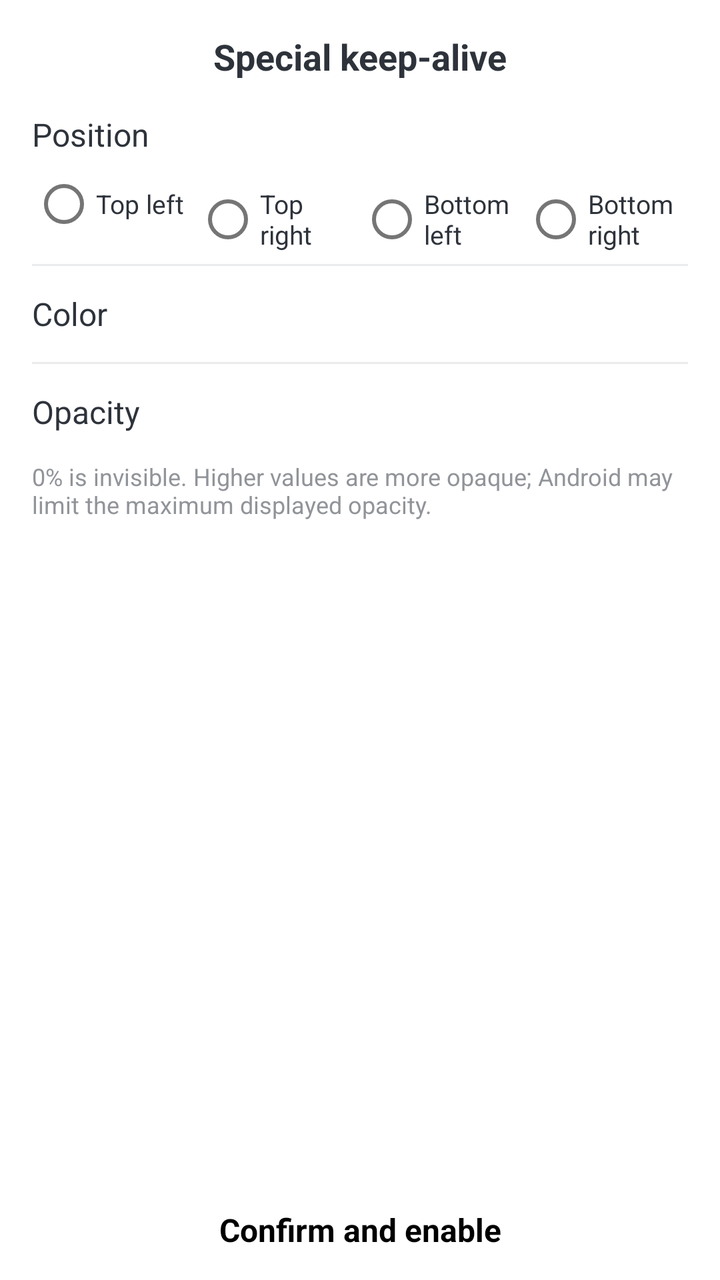
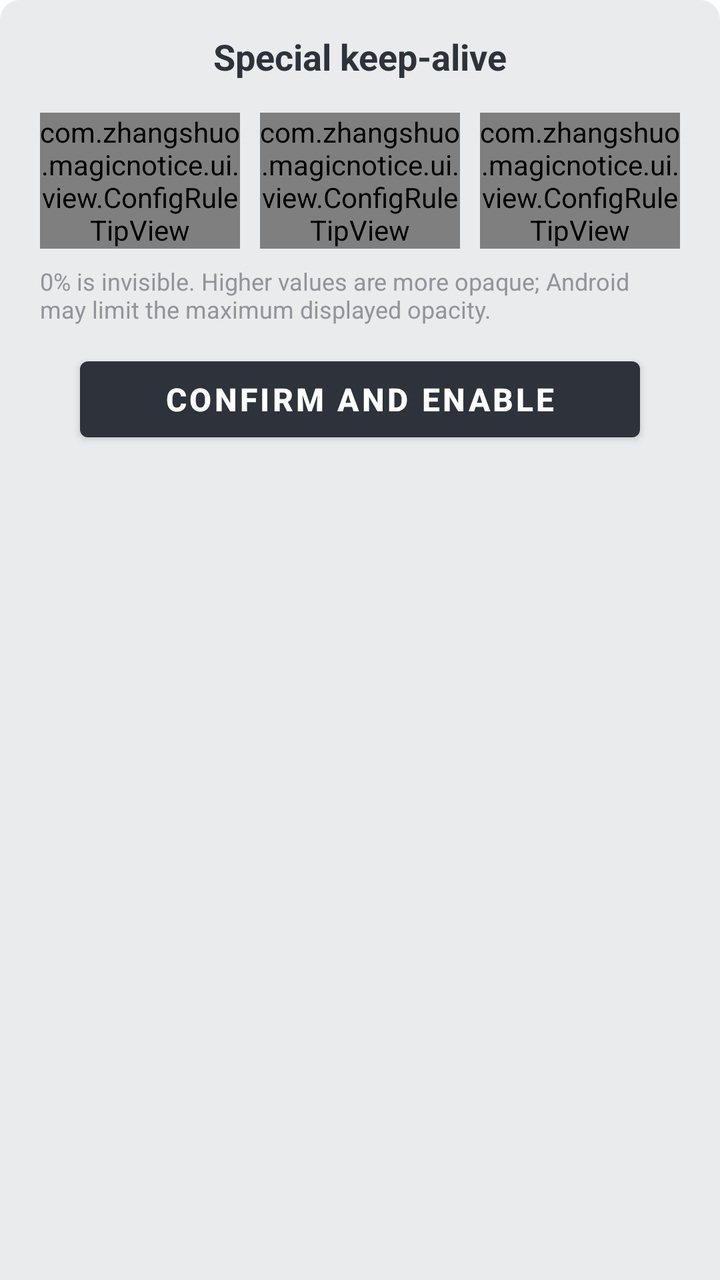

Compare the two renders of this Android layout. The source of the first and the diff that turns it into the second are given below.
<!-- AndroidManifest.xml: application theme Theme.MagicNotice -->
<!-- res/layout/dialog_special_keep_alive.xml -->
<?xml version="1.0" encoding="utf-8"?>
<LinearLayout xmlns:android="http://schemas.android.com/apk/res/android"
    android:layout_width="match_parent"
    android:layout_height="wrap_content"
    android:background="@drawable/base_bg_bottom_dialog"
    android:orientation="vertical">

    <TextView
        android:layout_width="match_parent"
        android:layout_height="wrap_content"
        android:gravity="center"
        android:paddingHorizontal="16dp"
        android:paddingVertical="16dp"
        android:text="@string/set_ui_listener_status_dot_title"
        android:textColor="@color/base_font_title"
        android:textSize="18sp"
        android:textStyle="bold" />

    <ScrollView
        android:layout_width="match_parent"
        android:layout_height="wrap_content"
        android:layout_weight="1"
        android:fillViewport="false">
        <LinearLayout
            android:layout_width="match_parent"
            android:layout_height="wrap_content"
            android:orientation="vertical"
            android:paddingHorizontal="16dp">

        <TextView
            android:layout_width="match_parent"
            android:layout_height="wrap_content"
            android:text="@string/special_keep_alive_position"
            android:textColor="@color/base_font_title"
            android:textSize="16sp" />

        <RadioGroup
            android:id="@+id/positions"
            android:layout_width="match_parent"
            android:layout_height="wrap_content"
            android:layout_marginBottom="6dp"
            android:orientation="horizontal">

            <RadioButton
                android:id="@+id/position_top_left"
                android:layout_width="0dp"
                android:layout_height="wrap_content"
                android:layout_weight="1"
                android:minHeight="48dp"
                android:text="@string/special_keep_alive_top_left"
                android:textColor="@color/base_font_title"
                android:textSize="13sp" />
            <RadioButton
                android:id="@+id/position_top_right"
                android:layout_width="0dp"
                android:layout_height="wrap_content"
                android:layout_weight="1"
                android:minHeight="48dp"
                android:text="@string/special_keep_alive_top_right"
                android:textColor="@color/base_font_title"
                android:textSize="13sp" />
            <RadioButton
                android:id="@+id/position_bottom_left"
                android:layout_width="0dp"
                android:layout_height="wrap_content"
                android:layout_weight="1"
                android:minHeight="48dp"
                android:text="@string/special_keep_alive_bottom_left"
                android:textColor="@color/base_font_title"
                android:textSize="13sp" />
            <RadioButton
                android:id="@+id/position_bottom_right"
                android:layout_width="0dp"
                android:layout_height="wrap_content"
                android:layout_weight="1"
                android:minHeight="48dp"
                android:text="@string/special_keep_alive_bottom_right"
                android:textColor="@color/base_font_title"
                android:textSize="13sp" />
        </RadioGroup>

        <View
            android:layout_width="match_parent"
            android:layout_height="1dp"
            android:background="@drawable/item_line_drawable" />

        <LinearLayout
            android:id="@+id/color_row"
            android:layout_width="match_parent"
            android:layout_height="wrap_content"
            android:background="?attr/selectableItemBackground"
            android:clickable="true"
            android:focusable="true"
            android:gravity="center_vertical"
            android:minHeight="48dp"
            android:orientation="horizontal">

            <TextView
                android:layout_width="0dp"
                android:layout_height="wrap_content"
                android:layout_weight="1"
                android:text="@string/special_keep_alive_color"
                android:textColor="@color/base_font_title"
                android:textSize="16sp" />
            <View
                android:id="@+id/color_preview"
                android:layout_width="20dp"
                android:layout_height="20dp"
                android:layout_marginEnd="8dp"
                android:importantForAccessibility="no" />
            <TextView
                android:id="@+id/color_value"
                android:layout_width="wrap_content"
                android:layout_height="wrap_content"
                android:textColor="@color/base_font_txt_sub"
                android:textSize="14sp" />

        </LinearLayout>

        <View
            android:layout_width="match_parent"
            android:layout_height="1dp"
            android:background="@drawable/item_line_drawable" />

        <LinearLayout
            android:id="@+id/opacity_row"
            android:layout_width="match_parent"
            android:layout_height="wrap_content"
            android:background="?attr/selectableItemBackground"
            android:clickable="true"
            android:focusable="true"
            android:gravity="center_vertical"
            android:minHeight="48dp"
            android:orientation="horizontal">

            <TextView
                android:layout_width="0dp"
                android:layout_height="wrap_content"
                android:layout_weight="1"
                android:text="@string/special_keep_alive_opacity"
                android:textColor="@color/base_font_title"
                android:textSize="16sp" />
            <TextView
                android:id="@+id/opacity_value"
                android:layout_width="wrap_content"
                android:layout_height="wrap_content"
                android:textColor="@color/base_font_txt_sub"
                android:textSize="14sp" />

        </LinearLayout>

        <TextView
            android:layout_width="match_parent"
            android:layout_height="wrap_content"
            android:paddingBottom="12dp"
            android:text="@string/special_keep_alive_opacity_hint"
            android:textColor="@color/base_font_txt_sub"
            android:textSize="12sp" />
        </LinearLayout>
    </ScrollView>

    <TextView
        android:id="@+id/confirm"
        android:layout_width="match_parent"
        android:layout_height="wrap_content"
        android:background="?attr/selectableItemBackground"
        android:clickable="true"
        android:focusable="true"
        android:gravity="center"
        android:minHeight="50dp"
        android:text="@string/special_keep_alive_confirm"
        android:textColor="@color/base_font_black"
        android:textSize="16sp"
        android:textStyle="bold" />
</LinearLayout>
<!-- resources referenced by this layout -->
<resources>
  <color name="base_font_black">#000000</color>
  <color name="base_font_title">#2E333B</color>
  <color name="base_font_txt_sub">#919499</color>
  <!-- drawable base_bg_bottom_dialog (drawable) -->
  <?xml version="1.0" encoding="utf-8"?>
  <shape xmlns:android="http://schemas.android.com/apk/res/android"
      android:shape="rectangle">
      <solid android:color="#FFFFFF" />
      <corners
          android:topLeftRadius="10dp"
          android:topRightRadius="10dp" />
  </shape>
  <!-- drawable item_line_drawable (drawable) -->
  <?xml version="1.0" encoding="utf-8"?>
  <inset xmlns:android="http://schemas.android.com/apk/res/android">
      
      <shape>
          
          <size android:height="1dp" />
          
          <solid android:color="@color/base_divider" />
      </shape>
  
  </inset>
  <string name="set_ui_listener_status_dot_title">Special keep-alive</string>
  <string name="special_keep_alive_bottom_left">Bottom left</string>
  <string name="special_keep_alive_bottom_right">Bottom right</string>
  <string name="special_keep_alive_color">Color</string>
  <string name="special_keep_alive_confirm">Confirm and enable</string>
  <string name="special_keep_alive_opacity">Opacity</string>
  <string name="special_keep_alive_opacity_hint">0% is invisible. Higher values are more opaque; Android may limit the maximum displayed opacity.</string>
  <string name="special_keep_alive_position">Position</string>
  <string name="special_keep_alive_top_left">Top left</string>
  <string name="special_keep_alive_top_right">Top right</string>
  <style name="Theme.MagicNotice" parent="Theme.MaterialComponents.Light.NoActionBar">
          <item name="colorPrimary">@color/colorPrimary</item>
          <item name="colorPrimaryDark">@color/colorPrimaryDark</item>
          <item name="colorAccent">@color/colorAccent</item>
          <item name="android:windowBackground">@color/colorPrimary</item>
          <item name="android:statusBarColor" tools:targetApi="lollipop">@android:color/white</item>
          <item name="bottomSheetDialogTheme">@style/base_DialogBottomSheetAnim</item>
      </style>
  <color name="base_divider">#EAEBED</color>
  <color name="colorPrimary">#FFFFFF</color>
  <color name="colorPrimaryDark">#FFFFFF</color>
  <color name="colorAccent">#2E333B</color>
  <style name="base_DialogBottomSheetAnim" parent="Theme.Design.Light.BottomSheetDialog">
          <item name="bottomSheetStyle">@style/bottomSheetStyleWrapper</item>
          <item name="android:windowSoftInputMode">adjustPan</item>
      </style>
  <style name="bottomSheetStyleWrapper" parent="Widget.Design.BottomSheet.Modal">
          <item name="android:background">@android:color/transparent</item>
      </style>
</resources>

<!-- the commit's change to res/layout/dialog_special_keep_alive.xml (unified diff, before → after) -->
@@ -1,8 +1,10 @@
 <?xml version="1.0" encoding="utf-8"?>
 <LinearLayout xmlns:android="http://schemas.android.com/apk/res/android"
+    xmlns:app="http://schemas.android.com/apk/res-auto"
     android:layout_width="match_parent"
     android:layout_height="wrap_content"
     android:background="@drawable/base_bg_bottom_dialog"
+    android:backgroundTint="@color/base_bg_default"
     android:orientation="vertical">
 
     <TextView
@@ -16,160 +18,65 @@
         android:textSize="18sp"
         android:textStyle="bold" />
 
-    <ScrollView
+    <LinearLayout
+        android:id="@+id/config_cells"
         android:layout_width="match_parent"
         android:layout_height="wrap_content"
-        android:layout_weight="1"
-        android:fillViewport="false">
-        <LinearLayout
-            android:layout_width="match_parent"
+        android:layout_marginHorizontal="20dp"
+        android:orientation="horizontal">
+
+        <com.zhangshuo.magicnotice.ui.view.ConfigRuleTipView
+            android:id="@+id/position_cell"
+            android:layout_width="0dp"
             android:layout_height="wrap_content"
-            android:orientation="vertical"
-            android:paddingHorizontal="16dp">
+            android:layout_weight="1"
+            android:focusable="true"
+            app:title="@string/special_keep_alive_position"
+            app:type="value" />
 
-        <TextView
-            android:layout_width="match_parent"
+        <com.zhangshuo.magicnotice.ui.view.ConfigRuleTipView
+            android:id="@+id/color_cell"
+            android:layout_width="0dp"
             android:layout_height="wrap_content"
-            android:text="@string/special_keep_alive_position"
-            android:textColor="@color/base_font_title"
-            android:textSize="16sp" />
+            android:layout_marginStart="10dp"
+            android:layout_weight="1"
+            android:focusable="true"
+            app:title="@string/special_keep_alive_color"
+            app:type="color" />
 
-        <RadioGroup
-            android:id="@+id/positions"
-            android:layout_width="match_parent"
+        <com.zhangshuo.magicnotice.ui.view.ConfigRuleTipView
+            android:id="@+id/opacity_cell"
+            android:layout_width="0dp"
             android:layout_height="wrap_content"
-            android:layout_marginBottom="6dp"
-            android:orientation="horizontal">
-
-            <RadioButton
-                android:id="@+id/position_top_left"
-                android:layout_width="0dp"
-                android:layout_height="wrap_content"
-                android:layout_weight="1"
-                android:minHeight="48dp"
-                android:text="@string/special_keep_alive_top_left"
-                android:textColor="@color/base_font_title"
-                android:textSize="13sp" />
-            <RadioButton
-                android:id="@+id/position_top_right"
-                android:layout_width="0dp"
-                android:layout_height="wrap_content"
-                android:layout_weight="1"
-                android:minHeight="48dp"
-                android:text="@string/special_keep_alive_top_right"
-                android:textColor="@color/base_font_title"
-                android:textSize="13sp" />
-            <RadioButton
-                android:id="@+id/position_bottom_left"
-                android:layout_width="0dp"
-                android:layout_height="wrap_content"
-                android:layout_weight="1"
-                android:minHeight="48dp"
-                android:text="@string/special_keep_alive_bottom_left"
-                android:textColor="@color/base_font_title"
-                android:textSize="13sp" />
-            <RadioButton
-                android:id="@+id/position_bottom_right"
-                android:layout_width="0dp"
-                android:layout_height="wrap_content"
-                android:layout_weight="1"
-                android:minHeight="48dp"
-                android:text="@string/special_keep_alive_bottom_right"
-                android:textColor="@color/base_font_title"
-                android:textSize="13sp" />
-        </RadioGroup>
-
-        <View
-            android:layout_width="match_parent"
-            android:layout_height="1dp"
-            android:background="@drawable/item_line_drawable" />
-
-        <LinearLayout
-            android:id="@+id/color_row"
-            android:layout_width="match_parent"
-            android:layout_height="wrap_content"
-            android:background="?attr/selectableItemBackground"
-            android:clickable="true"
+            android:layout_marginStart="10dp"
+            android:layout_weight="1"
             android:focusable="true"
-            android:gravity="center_vertical"
-            android:minHeight="48dp"
-            android:orientation="horizontal">
-
-            <TextView
-                android:layout_width="0dp"
-                android:layout_height="wrap_content"
-                android:layout_weight="1"
-                android:text="@string/special_keep_alive_color"
-                android:textColor="@color/base_font_title"
-                android:textSize="16sp" />
-            <View
-                android:id="@+id/color_preview"
-                android:layout_width="20dp"
-                android:layout_height="20dp"
-                android:layout_marginEnd="8dp"
-                android:importantForAccessibility="no" />
-            <TextView
-                android:id="@+id/color_value"
-                android:layout_width="wrap_content"
-                android:layout_height="wrap_content"
-                android:textColor="@color/base_font_txt_sub"
-                android:textSize="14sp" />
-
-        </LinearLayout>
-
-        <View
-            android:layout_width="match_parent"
-            android:layout_height="1dp"
-            android:background="@drawable/item_line_drawable" />
-
-        <LinearLayout
-            android:id="@+id/opacity_row"
-            android:layout_width="match_parent"
-            android:layout_height="wrap_content"
-            android:background="?attr/selectableItemBackground"
-            android:clickable="true"
-            android:focusable="true"
-            android:gravity="center_vertical"
-            android:minHeight="48dp"
-            android:orientation="horizontal">
-
-            <TextView
-                android:layout_width="0dp"
-                android:layout_height="wrap_content"
-                android:layout_weight="1"
-                android:text="@string/special_keep_alive_opacity"
-                android:textColor="@color/base_font_title"
-                android:textSize="16sp" />
-            <TextView
-                android:id="@+id/opacity_value"
-                android:layout_width="wrap_content"
-                android:layout_height="wrap_content"
-                android:textColor="@color/base_font_txt_sub"
-                android:textSize="14sp" />
-
-        </LinearLayout>
-
-        <TextView
-            android:layout_width="match_parent"
-            android:layout_height="wrap_content"
-            android:paddingBottom="12dp"
-            android:text="@string/special_keep_alive_opacity_hint"
-            android:textColor="@color/base_font_txt_sub"
-            android:textSize="12sp" />
-        </LinearLayout>
-    </ScrollView>
+            app:title="@string/special_keep_alive_opacity"
+            app:type="value" />
+    </LinearLayout>
 
     <TextView
+        android:layout_width="match_parent"
+        android:layout_height="wrap_content"
+        android:layout_marginHorizontal="20dp"
+        android:layout_marginTop="8dp"
+        android:text="@string/special_keep_alive_opacity_hint"
+        android:textColor="@color/base_font_txt_sub"
+        android:textSize="12sp" />
+
+    <com.google.android.material.button.MaterialButton
         android:id="@+id/confirm"
         android:layout_width="match_parent"
-        android:layout_height="wrap_content"
-        android:background="?attr/selectableItemBackground"
-        android:clickable="true"
-        android:focusable="true"
-        android:gravity="center"
-        android:minHeight="50dp"
+        android:layout_height="50dp"
+        android:layout_marginHorizontal="40dp"
+        android:layout_marginTop="12dp"
+        android:layout_marginBottom="20dp"
         android:text="@string/special_keep_alive_confirm"
-        android:textColor="@color/base_font_black"
+        android:textColor="@color/base_white"
         android:textSize="16sp"
-        android:textStyle="bold" />
+        android:textStyle="bold"
+        android:theme="@style/Theme.MagicNotice"
+        app:backgroundTint="@color/base_font_title"
+        app:cornerRadius="4dp"
+        app:rippleColor="@color/base_font_txt" />
 </LinearLayout>
<!-- resource entries referenced after the edit -->
@@ -1,8 +1,10 @@
 <!-- resources referenced by this layout -->
 <resources>
-  <color name="base_font_black">#000000</color>
+  <color name="base_bg_default">#EAEBED</color>
   <color name="base_font_title">#2E333B</color>
+  <color name="base_font_txt">#60646B</color>
   <color name="base_font_txt_sub">#919499</color>
+  <color name="base_white">#FFFFFF</color>
   <!-- drawable base_bg_bottom_dialog (drawable) -->
   <?xml version="1.0" encoding="utf-8"?>
   <shape xmlns:android="http://schemas.android.com/apk/res/android"
@@ -12,28 +14,12 @@
           android:topLeftRadius="10dp"
           android:topRightRadius="10dp" />
   </shape>
-  <!-- drawable item_line_drawable (drawable) -->
-  <?xml version="1.0" encoding="utf-8"?>
-  <inset xmlns:android="http://schemas.android.com/apk/res/android">
-      
-      <shape>
-          
-          <size android:height="1dp" />
-          
-          <solid android:color="@color/base_divider" />
-      </shape>
-  
-  </inset>
   <string name="set_ui_listener_status_dot_title">Special keep-alive</string>
-  <string name="special_keep_alive_bottom_left">Bottom left</string>
-  <string name="special_keep_alive_bottom_right">Bottom right</string>
   <string name="special_keep_alive_color">Color</string>
   <string name="special_keep_alive_confirm">Confirm and enable</string>
   <string name="special_keep_alive_opacity">Opacity</string>
   <string name="special_keep_alive_opacity_hint">0% is invisible. Higher values are more opaque; Android may limit the maximum displayed opacity.</string>
   <string name="special_keep_alive_position">Position</string>
-  <string name="special_keep_alive_top_left">Top left</string>
-  <string name="special_keep_alive_top_right">Top right</string>
   <style name="Theme.MagicNotice" parent="Theme.MaterialComponents.Light.NoActionBar">
           <item name="colorPrimary">@color/colorPrimary</item>
           <item name="colorPrimaryDark">@color/colorPrimaryDark</item>
@@ -42,7 +28,6 @@
           <item name="android:statusBarColor" tools:targetApi="lollipop">@android:color/white</item>
           <item name="bottomSheetDialogTheme">@style/base_DialogBottomSheetAnim</item>
       </style>
-  <color name="base_divider">#EAEBED</color>
   <color name="colorPrimary">#FFFFFF</color>
   <color name="colorPrimaryDark">#FFFFFF</color>
   <color name="colorAccent">#2E333B</color>
